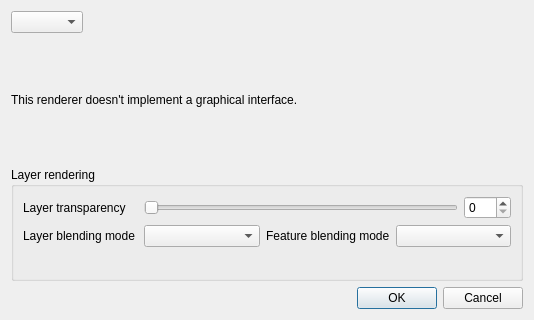
Before: the Qt Designer form src/ui/qgsrendererv2propsdialogbase.ui in qgis/QGIS, drawn with Qt 5.
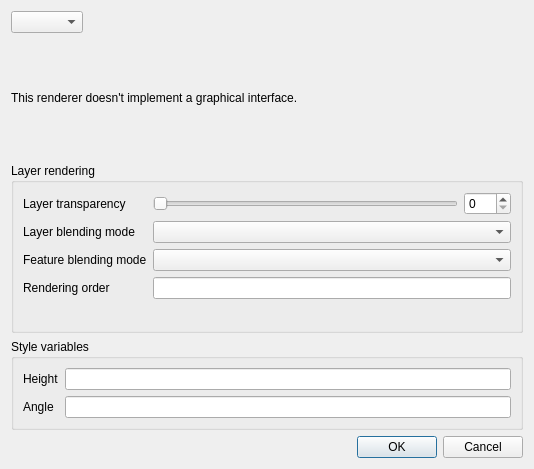
After: the same form once the commit is applied. Custom widgets are drawn as their Qt base class.

Commit message: Mockups for the style enhancements (geometry modifiers, order by)

The edit to the form file:
```diff
--- a/src/ui/qgsrendererv2propsdialogbase.ui
+++ b/src/ui/qgsrendererv2propsdialogbase.ui
@@ -7,7 +7,7 @@
     <x>0</x>
     <y>0</y>
     <width>534</width>
-    <height>320</height>
+    <height>469</height>
    </rect>
   </property>
   <property name="windowTitle">
@@ -84,8 +84,15 @@
      <property name="saveCollapsedState" stdset="0">
       <bool>true</bool>
      </property>
-     <layout class="QGridLayout" name="gridLayout">
-      <item row="0" column="1" colspan="3">
+     <layout class="QFormLayout" name="formLayout">
+      <item row="0" column="0">
+       <widget class="QLabel" name="lblTransparency">
+        <property name="text">
+         <string>Layer transparency</string>
+        </property>
+       </widget>
+      </item>
+      <item row="0" column="1">
        <layout class="QHBoxLayout" name="horizontalLayout_2">
         <item>
          <widget class="QSlider" name="mLayerTransparencySlider">
@@ -106,34 +113,37 @@
         </item>
        </layout>
       </item>
-      <item row="0" column="0">
-       <widget class="QLabel" name="lblTransparency">
-        <property name="text">
-         <string>Layer transparency</string>
-        </property>
-       </widget>
-      </item>
-      <item row="1" column="3">
-       <widget class="QgsBlendModeComboBox" name="mFeatureBlendComboBox"/>
-      </item>
-      <item row="1" column="2">
-       <widget class="QLabel" name="lblFeatureBlend">
-        <property name="text">
-         <string>Feature blending mode</string>
-        </property>
-       </widget>
-      </item>
-      <item row="1" column="0">
+      <item row="2" column="0">
        <widget class="QLabel" name="lblLayerBlend">
         <property name="text">
          <string>Layer blending mode</string>
         </property>
        </widget>
       </item>
-      <item row="1" column="1">
+      <item row="2" column="1">
        <widget class="QgsBlendModeComboBox" name="mBlendModeComboBox"/>
       </item>
-      <item row="2" column="0" colspan="2">
+      <item row="3" column="0">
+       <widget class="QLabel" name="lblFeatureBlend">
+        <property name="text">
+         <string>Feature blending mode</string>
+        </property>
+       </widget>
+      </item>
+      <item row="3" column="1">
+       <widget class="QgsBlendModeComboBox" name="mFeatureBlendComboBox"/>
+      </item>
+      <item row="4" column="0">
+       <widget class="QLabel" name="label_7">
+        <property name="text">
+         <string>Rendering order</string>
+        </property>
+       </widget>
+      </item>
+      <item row="4" column="1">
+       <widget class="QLineEdit" name="lineEdit_3"/>
+      </item>
+      <item row="6" column="0" colspan="2">
        <widget class="QgsEffectStackCompactWidget" name="mEffectWidget" native="true">
         <property name="minimumSize">
          <size>
@@ -146,6 +156,35 @@
      </layout>
     </widget>
    </item>
+   <item>
+    <widget class="QgsCollapsibleGroupBox" name="groupBox_2">
+     <property name="title">
+      <string>Style variables</string>
+     </property>
+     <layout class="QFormLayout" name="formLayout_2">
+      <item row="3" column="1">
+       <widget class="QLineEdit" name="lineEdit"/>
+      </item>
+      <item row="1" column="1">
+       <widget class="QLineEdit" name="lineEdit_2"/>
+      </item>
+      <item row="1" column="0">
+       <widget class="QLabel" name="label_6">
+        <property name="text">
+         <string>Height</string>
+        </property>
+       </widget>
+      </item>
+      <item row="3" column="0">
+       <widget class="QLabel" name="label_8">
+        <property name="text">
+         <string>Angle</string>
+        </property>
+       </widget>
+      </item>
+     </layout>
+    </widget>
+   </item>
    <item>
     <widget class="QDialogButtonBox" name="buttonBox">
      <property name="standardButtons">
@@ -156,6 +195,12 @@
   </layout>
  </widget>
  <customwidgets>
+  <customwidget>
+   <class>QgsCollapsibleGroupBox</class>
+   <extends>QGroupBox</extends>
+   <header>qgscollapsiblegroupbox.h</header>
+   <container>1</container>
+  </customwidget>
   <customwidget>
    <class>QgsEffectStackCompactWidget</class>
    <extends>QWidget</extends>
@@ -167,12 +212,6 @@
    <extends>QComboBox</extends>
    <header>qgsblendmodecombobox.h</header>
   </customwidget>
-  <customwidget>
-   <class>QgsCollapsibleGroupBox</class>
-   <extends>QGroupBox</extends>
-   <header>qgscollapsiblegroupbox.h</header>
-   <container>1</container>
-  </customwidget>
  </customwidgets>
  <tabstops>
   <tabstop>cboRenderers</tabstop>
```
Left out of the diff: 1 changed line with no effect on the pictures. The commit also changes 3 other files.
